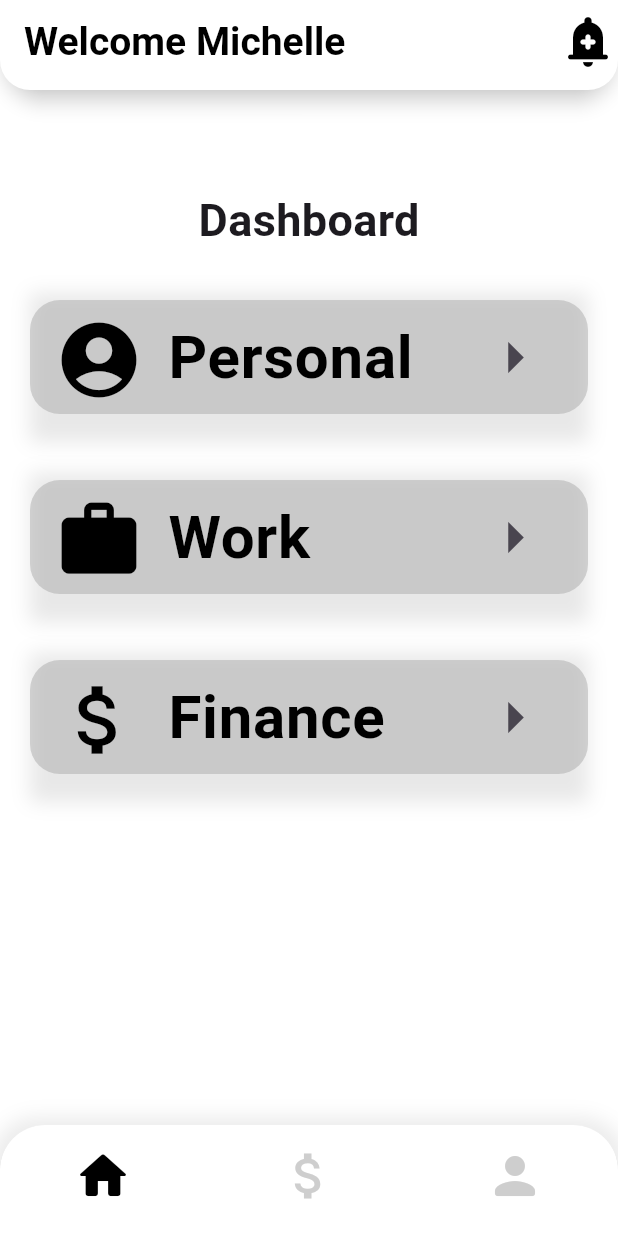
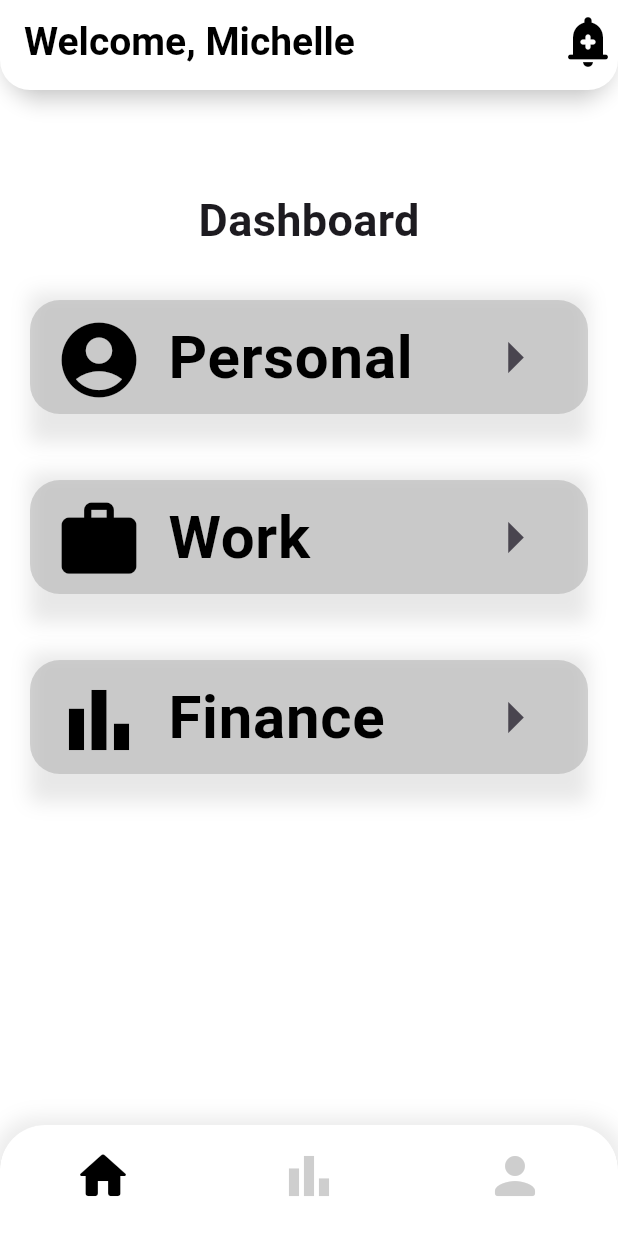
Before and after one commit to JashobeamKayiwa/TaskIT, a Flutter app: the screen it shows after launch, on a phone screen of 412 x 824 dp. Run offline on Flutter 3.47's test engine with Material 3 defaults, Android fonts, the phone set to English and light mode, and no system bars.

Commit message:
changed icons for finance

```diff
--- a/task_it/lib/screens/manager/home.dart
+++ b/task_it/lib/screens/manager/home.dart
@@ -57,7 +57,7 @@ class HomePage extends StatelessWidget {
                   SizedBox(height: 20),
                   Tiles(
                     leadingIcon:
-                        Icon(Icons.attach_money, size: 60, color: kBlack),
+                        Icon(Icons.bar_chart, size: 60, color: kBlack),
                     titleText: 'Finance',
                     onTap: () {
                       Navigator.push(
@@ -93,7 +93,7 @@ Widget _buildAppBar() {
         elevation: 0,
         title: Row(
           children: [
-            Text('Welcome Michelle',
+            Text('Welcome, Michelle',
                 style: TextStyle(
                   color: Colors.black,
                   fontSize: 26,
@@ -137,7 +137,7 @@ Widget _buildBottomNavigationBar() {
                   label: 'Home', icon: Icon(Icons.home_rounded, size: 40)),
               BottomNavigationBarItem(
                   label: 'Finances',
-                  icon: Icon(Icons.attach_money_outlined, size: 40)),
+                  icon: Icon(Icons.bar_chart, size: 40)),
               BottomNavigationBarItem(
                   label: 'Person', icon: Icon(Icons.person_rounded, size: 40)),
             ],
```
